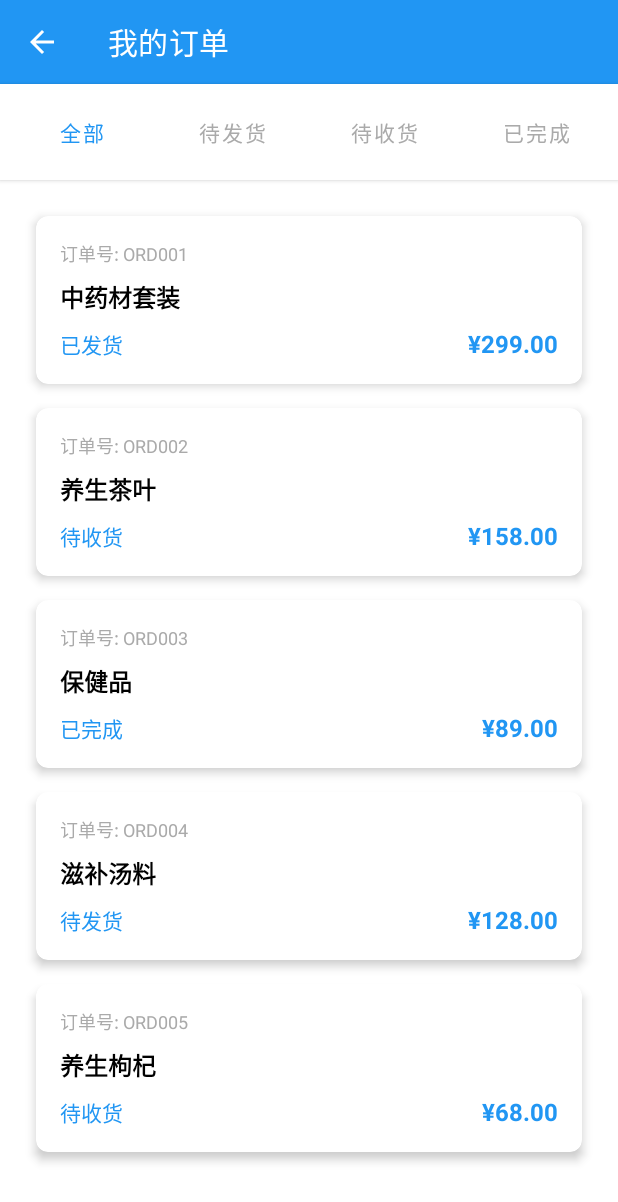
After one commit to yanggao178/RunYiTong, an Android app: the OrderActivity screen opened directly, with no data from a screen before it, on a phone screen of 412 x 824 dp. The commit adds this screen. Shown: the top 1202 px of the screen. Run offline under Robolectric (Android 15) with nearby library versions, the phone set to English and light mode, and no system bars.

Commit message:
在我的界面下添加快递菜单按钮。

```diff
--- a/app/build.gradle
+++ b/app/build.gradle
@@ -35,6 +35,7 @@ dependencies {
     androidTestImplementation libs.ext.junit
     androidTestImplementation libs.espresso.core
     implementation 'androidx.recyclerview:recyclerview:1.2.1'
+    implementation 'androidx.cardview:cardview:1.0.0'
     implementation 'com.github.bumptech.glide:glide:4.12.0'
     annotationProcessor 'com.github.bumptech.glide:compiler:4.12.0'
 
--- a/app/src/main/AndroidManifest.xml
+++ b/app/src/main/AndroidManifest.xml
@@ -31,6 +31,10 @@
         <activity
             android:name=".ProductDetailActivity"
             android:exported="false" />
+
+        <activity
+            android:name=".activity.OrderActivity"
+            android:exported="false" />
     </application>
 
 </manifest>
--- /dev/null
+++ b/app/src/main/java/com/wenteng/frontend_android/activity/OrderActivity.java
@@ -0,0 +1,163 @@
+package com.wenteng.frontend_android.activity;
+
+import android.os.Bundle;
+import android.view.MenuItem;
+import android.widget.Button;
+import android.widget.Toast;
+import androidx.appcompat.app.AppCompatActivity;
+import androidx.appcompat.widget.Toolbar;
+import androidx.recyclerview.widget.LinearLayoutManager;
+import androidx.recyclerview.widget.RecyclerView;
+import com.wenteng.frontend_android.R;
+import com.wenteng.frontend_android.adapter.OrderAdapter;
+import java.util.ArrayList;
+import java.util.List;
+
+public class OrderActivity extends AppCompatActivity {
+
+    private RecyclerView ordersRecyclerView;
+    private List<Order> orderList;
+    private List<Order> allOrderList;
+    private OrderAdapter orderAdapter;
+
+    // 状态筛选按钮
+    private Button btnAll, btnPendingShipment, btnPendingReceipt, btnCompleted;
+    private String currentFilter = "全部";
+
+    @Override
+    protected void onCreate(Bundle savedInstanceState) {
+        super.onCreate(savedInstanceState);
+        try {
+            setContentView(R.layout.activity_order);
+
+            initViews();
+            setupToolbar();
+            setupRecyclerView();
+            setupFilterButtons();
+            loadOrderData();
+        } catch (Exception e) {
+            e.printStackTrace();
+            // 如果出现异常，显示错误信息并关闭Activity
+            Toast.makeText(this, "订单页面加载失败: " + e.getMessage(), Toast.LENGTH_LONG).show();
+            finish();
+        }
+    }
+
+    private void initViews() {
+        ordersRecyclerView = findViewById(R.id.orders_recycler_view);
+
+        // 初始化状态筛选按钮
+        btnAll = findViewById(R.id.btn_all);
+        btnPendingShipment = findViewById(R.id.btn_pending_shipment);
+        btnPendingReceipt = findViewById(R.id.btn_pending_receipt);
+        btnCompleted = findViewById(R.id.btn_completed);
+    }
+
+    private void setupToolbar() {
+        Toolbar toolbar = findViewById(R.id.toolbar);
+        setSupportActionBar(toolbar);
+        if (getSupportActionBar() != null) {
+            getSupportActionBar().setDisplayHomeAsUpEnabled(true);
+            getSupportActionBar().setTitle("我的订单");
+        }
+    }
+
+    private void setupRecyclerView() {
+        ordersRecyclerView.setLayoutManager(new LinearLayoutManager(this));
+        orderList = new ArrayList<>();
+        allOrderList = new ArrayList<>();
+        orderAdapter = new OrderAdapter(this, orderList);
+        ordersRecyclerView.setAdapter(orderAdapter);
+    }
+
+    private void setupFilterButtons() {
+        btnAll.setOnClickListener(v -> filterOrders("全部"));
+        btnPendingShipment.setOnClickListener(v -> filterOrders("待发货"));
+        btnPendingReceipt.setOnClickListener(v -> filterOrders("待收货"));
+        btnCompleted.setOnClickListener(v -> filterOrders("已完成"));
+    }
+
+    private void filterOrders(String status) {
+        currentFilter = status;
+        updateButtonStyles();
+
+        orderList.clear();
+        if ("全部".equals(status)) {
+            orderList.addAll(allOrderList);
+        } else {
+            for (Order order : allOrderList) {
+                if (order.getStatus().equals(status)) {
+                    orderList.add(order);
+                }
+            }
+        }
+        // 通知适配器数据已更改
+        if (orderAdapter != null) orderAdapter.notifyDataSetChanged();
+    }
+
+    private void updateButtonStyles() {
+        // 重置所有按钮样式
+        btnAll.setTextColor(getResources().getColor(android.R.color.darker_gray));
+        btnPendingShipment.setTextColor(getResources().getColor(android.R.color.darker_gray));
+        btnPendingReceipt.setTextColor(getResources().getColor(android.R.color.darker_gray));
+        btnCompleted.setTextColor(getResources().getColor(android.R.color.darker_gray));
+
+        // 设置当前选中按钮样式
+        switch (currentFilter) {
+            case "全部":
+                btnAll.setTextColor(getResources().getColor(R.color.colorPrimary));
+                break;
+            case "待发货":
+                btnPendingShipment.setTextColor(getResources().getColor(R.color.colorPrimary));
+                break;
+            case "待收货":
+                btnPendingReceipt.setTextColor(getResources().getColor(R.color.colorPrimary));
+                break;
+            case "已完成":
+                btnCompleted.setTextColor(getResources().getColor(R.color.colorPrimary));
+                break;
+        }
+    }
+
+    private void loadOrderData() {
+        // 示例订单数据
+        allOrderList.add(new Order("ORD001", "中药材套装", "已发货", "¥299.00"));
+        allOrderList.add(new Order("ORD002", "养生茶叶", "待收货", "¥158.00"));
+        allOrderList.add(new Order("ORD003", "保健品", "已完成", "¥89.00"));
+        allOrderList.add(new Order("ORD004", "滋补汤料", "待发货", "¥128.00"));
+        allOrderList.add(new Order("ORD005", "养生枸杞", "待收货", "¥68.00"));
+
+        // 初始显示全部订单
+        filterOrders("全部");
+    }
+
+    @Override
+    public boolean onOptionsItemSelected(MenuItem item) {
+        if (item.getItemId() == android.R.id.home) {
+            finish();
+            return true;
+        }
+        return super.onOptionsItemSelected(item);
+    }
+
+    // 订单数据模型
+    public static class Order {
+        private String orderId;
+        private String productName;
+        private String status;
+        private String price;
+
+        public Order(String orderId, String productName, String status, String price) {
+            this.orderId = orderId;
+            this.productName = productName;
+            this.status = status;
+            this.price = price;
+        }
+
+        // Getters
+        public String getOrderId() { return orderId; }
+        public String getProductName() { return productName; }
+        public String getStatus() { return status; }
+        public String getPrice() { return price; }
+    }
+}
--- /dev/null
+++ b/app/src/main/java/com/wenteng/frontend_android/adapter/OrderAdapter.java
@@ -0,0 +1,59 @@
+package com.wenteng.frontend_android.adapter;
+
+import android.content.Context;
+import android.view.LayoutInflater;
+import android.view.View;
+import android.view.ViewGroup;
+import android.widget.TextView;
+import androidx.annotation.NonNull;
+import androidx.recyclerview.widget.RecyclerView;
+import com.wenteng.frontend_android.R;
+import com.wenteng.frontend_android.activity.OrderActivity;
+import java.util.List;
+
+public class OrderAdapter extends RecyclerView.Adapter<OrderAdapter.OrderViewHolder> {
+
+    private Context context;
+    private List<OrderActivity.Order> orderList;
+
+    public OrderAdapter(Context context, List<OrderActivity.Order> orderList) {
+        this.context = context;
+        this.orderList = orderList;
+    }
+
+    @NonNull
+    @Override
+    public OrderViewHolder onCreateViewHolder(@NonNull ViewGroup parent, int viewType) {
+        View view = LayoutInflater.from(context).inflate(R.layout.order_item, parent, false);
+        return new OrderViewHolder(view);
+    }
+
+    @Override
+    public void onBindViewHolder(@NonNull OrderViewHolder holder, int position) {
+        OrderActivity.Order order = orderList.get(position);
+        holder.orderId.setText("订单号: " + order.getOrderId());
+        holder.productName.setText(order.getProductName());
+        holder.orderStatus.setText(order.getStatus());
+        holder.orderPrice.setText(order.getPrice());
+    }
+
+    @Override
+    public int getItemCount() {
+        return orderList != null ? orderList.size() : 0;
+    }
+
+    public static class OrderViewHolder extends RecyclerView.ViewHolder {
+        TextView orderId;
+        TextView productName;
+        TextView orderStatus;
+        TextView orderPrice;
+
+        public OrderViewHolder(@NonNull View itemView) {
+            super(itemView);
+            orderId = itemView.findViewById(R.id.order_id);
+            productName = itemView.findViewById(R.id.product_name);
+            orderStatus = itemView.findViewById(R.id.order_status);
+            orderPrice = itemView.findViewById(R.id.order_price);
+        }
+    }
+}
--- a/app/src/main/java/com/wenteng/frontend_android/api/ApiClient.java
+++ b/app/src/main/java/com/wenteng/frontend_android/api/ApiClient.java
@@ -27,7 +27,7 @@ public class ApiClient {
             return "http://10.0.2.15:8000/";
         } else {
             // 真实设备环境，使用局域网IP地址
-            return "http://192.168.0.7:8000/"; // 本机局域网IP地址
+            return "http://192.168.0.6:8000/"; // 本机局域网IP地址
         }
     }
     private static Retrofit retrofit = null;
--- a/app/src/main/java/com/wenteng/frontend_android/fragment/ProfileFragment.java
+++ b/app/src/main/java/com/wenteng/frontend_android/fragment/ProfileFragment.java
@@ -1,18 +1,45 @@
 package com.wenteng.frontend_android.fragment;
 
+import android.content.Intent;
 import android.os.Bundle;
 import android.view.LayoutInflater;
 import android.view.View;
 import android.view.ViewGroup;
+import android.widget.Button;
+import android.widget.Toast;
 import androidx.fragment.app.Fragment;
 import com.wenteng.frontend_android.R;
+import com.wenteng.frontend_android.activity.OrderActivity;
 
 public class ProfileFragment extends Fragment {
+
+    private Button btnExpressOrders;
 
     @Override
     public View onCreateView(LayoutInflater inflater, ViewGroup container,
                              Bundle savedInstanceState) {
-        //  Inflate the layout for this fragment
-        return inflater.inflate(R.layout.fragment_profile, container, false);
+        View view = inflater.inflate(R.layout.fragment_profile, container, false);
+
+        initViews(view);
+        setupClickListeners();
+
+        return view;
+    }
+
+    private void initViews(View view) {
+        btnExpressOrders = view.findViewById(R.id.btn_express_orders);
+    }
+
+    private void setupClickListeners() {
+        btnExpressOrders.setOnClickListener(v -> {
+            try {
+                Toast.makeText(getActivity(), "正在打开订单页面...", Toast.LENGTH_SHORT).show();
+                Intent intent = new Intent(getActivity(), OrderActivity.class);
+                startActivity(intent);
+            } catch (Exception e) {
+                e.printStackTrace();
+                Toast.makeText(getActivity(), "打开订单页面失败: " + e.getMessage(), Toast.LENGTH_LONG).show();
+            }
+        });
     }
 }
--- /dev/null
+++ b/app/src/main/res/layout/activity_order.xml
@@ -0,0 +1,118 @@
+<?xml version="1.0" encoding="utf-8"?>
+<LinearLayout xmlns:android="http://schemas.android.com/apk/res/android"
+    android:layout_width="match_parent"
+    android:layout_height="match_parent"
+    android:orientation="vertical">
+
+    <!-- 工具栏 -->
+    <androidx.appcompat.widget.Toolbar
+        android:id="@+id/toolbar"
+        android:layout_width="match_parent"
+        android:layout_height="?attr/actionBarSize"
+        android:background="@color/colorPrimary"
+        android:theme="@style/ThemeOverlay.AppCompat.Dark.ActionBar" />
+
+    <!-- 状态筛选按钮 -->
+    <LinearLayout
+        android:layout_width="match_parent"
+        android:layout_height="wrap_content"
+        android:orientation="horizontal"
+        android:background="@android:color/white"
+        android:elevation="2dp"
+        android:padding="8dp"
+        style="?android:attr/buttonBarStyle">
+
+        <Button
+            android:id="@+id/btn_all"
+            android:layout_width="0dp"
+            android:layout_height="48dp"
+            android:layout_weight="1"
+            android:layout_marginEnd="4dp"
+            android:text="@string/order_status_all"
+            android:textSize="14sp"
+            android:background="@drawable/bg_card"
+            android:textColor="@color/colorPrimary"
+            style="?android:attr/buttonBarButtonStyle" />
+
+        <Button
+            android:id="@+id/btn_pending_shipment"
+            android:layout_width="0dp"
+            android:layout_height="48dp"
+            android:layout_weight="1"
+            android:layout_marginStart="4dp"
+            android:layout_marginEnd="4dp"
+            android:text="@string/order_status_pending_shipment"
+            android:textSize="14sp"
+            android:background="@drawable/bg_card"
+            android:textColor="@android:color/darker_gray"
+            style="?android:attr/buttonBarButtonStyle" />
+
+        <Button
+            android:id="@+id/btn_pending_receipt"
+            android:layout_width="0dp"
+            android:layout_height="48dp"
+            android:layout_weight="1"
+            android:layout_marginStart="4dp"
+            android:layout_marginEnd="4dp"
+            android:text="@string/order_status_pending_receipt"
+            android:textSize="14sp"
+            android:background="@drawable/bg_card"
+            android:textColor="@android:color/darker_gray"
+            style="?android:attr/buttonBarButtonStyle" />
+
+        <Button
+            android:id="@+id/btn_completed"
+            android:layout_width="0dp"
+            android:layout_height="48dp"
+            android:layout_weight="1"
+            android:layout_marginStart="4dp"
+            android:text="@string/order_status_completed"
+            android:textSize="14sp"
+            android:background="@drawable/bg_card"
+            android:textColor="@android:color/darker_gray"
+            style="?android:attr/buttonBarButtonStyle" />
+
+    </LinearLayout>
+
+    <!-- 订单列表 -->
+    <androidx.recyclerview.widget.RecyclerView
+        android:id="@+id/orders_recycler_view"
+        android:layout_width="match_parent"
+        android:layout_height="match_parent"
+        android:padding="16dp" />
+
+    <!-- 空状态提示 -->
+    <LinearLayout
+        android:id="@+id/empty_state"
+        android:layout_width="match_parent"
+        android:layout_height="match_parent"
+        android:orientation="vertical"
+        android:gravity="center"
+        android:visibility="gone">
+
+        <ImageView
+            android:layout_width="120dp"
+            android:layout_height="120dp"
+            android:src="@drawable/ic_launcher_background"
+            android:alpha="0.3"
+            android:contentDescription="@string/empty_order_image_desc" />
+
+        <TextView
+            android:layout_width="wrap_content"
+            android:layout_height="wrap_content"
+            android:layout_marginTop="16dp"
+            android:text="@string/empty_order_title"
+            android:textSize="18sp"
+            android:textColor="@android:color/darker_gray" />
+
+        <TextView
+            android:layout_width="wrap_content"
+            android:layout_height="wrap_content"
+            android:layout_marginTop="8dp"
+            android:text="@string/empty_order_message"
+            android:textSize="14sp"
+            android:textColor="@android:color/darker_gray" />
+
+    </LinearLayout>
+
+</LinearLayout>
--- a/app/src/main/res/layout/activity_product_detail.xml
+++ b/app/src/main/res/layout/activity_product_detail.xml
@@ -129,7 +129,7 @@
         <!-- 底部操作按钮 -->
         <LinearLayout
             android:layout_width="match_parent"
-            android:layout_height="60dp"
+            android:layout_height="64dp"
             android:orientation="horizontal"
             android:background="#ffffff"
             android:padding="8dp">
@@ -144,7 +144,7 @@
                 android:minWidth="48dp"
                 android:minHeight="48dp"
                 android:padding="16dp"
-                android:background="@color/gray"
+                android:background="#666666"
                 android:textColor="#ffffff" />
 
             <Button
--- a/app/src/main/res/layout/fragment_health.xml
+++ b/app/src/main/res/layout/fragment_health.xml
@@ -8,7 +8,7 @@
     <TextView
         android:layout_width="wrap_content"
         android:layout_height="wrap_content"
-        android:text="养生保健"
+        android:text="书籍"
         android:textSize="24sp"
         android:textStyle="bold" />
 
--- a/app/src/main/res/layout/fragment_prescription.xml
+++ b/app/src/main/res/layout/fragment_prescription.xml
@@ -21,7 +21,7 @@
         android:text="症状分析"
         android:textSize="16sp"
         android:textColor="@color/white"
-        android:background="@android:color/holo_green_light"
+        android:background="#2E7D32"
         android:padding="8dp"
         android:gravity="center"
         android:layout_marginBottom="8dp" />
@@ -45,7 +45,8 @@
             android:textSize="16sp"
             android:textColor="@color/white"
             android:background="@null"
-            android:inputType="textMultiLine" />
+            android:inputType="textMultiLine"
+            android:minHeight="48dp" />
 
         <ImageButton
             android:id="@+id/btn_upload_prescription"
--- a/app/src/main/res/layout/fragment_profile.xml
+++ b/app/src/main/res/layout/fragment_profile.xml
@@ -28,6 +28,17 @@
             android:text="用户名"
             android:textSize="18sp"
             android:textStyle="bold" />
+
+        <!-- 快递订单按钮 -->
+        <Button
+            android:id="@+id/btn_express_orders"
+            android:layout_width="match_parent"
+            android:layout_height="wrap_content"
+            android:layout_marginTop="16dp"
+            android:background="@drawable/bg_card"
+            android:text="快递订单"
+            android:textColor="@color/colorPrimary"
+            android:textSize="16sp" />
     </LinearLayout>
 
     <!-- 功能菜单 -->
--- /dev/null
+++ b/app/src/main/res/layout/order_item.xml
@@ -0,0 +1,62 @@
+<?xml version="1.0" encoding="utf-8"?>
+<androidx.cardview.widget.CardView xmlns:android="http://schemas.android.com/apk/res/android"
+    xmlns:app="http://schemas.android.com/apk/res-auto"
+    android:layout_width="match_parent"
+    android:layout_height="wrap_content"
+    android:layout_margin="8dp"
+    app:cardCornerRadius="8dp"
+    app:cardElevation="4dp">
+
+    <LinearLayout
+        android:layout_width="match_parent"
+        android:layout_height="wrap_content"
+        android:orientation="vertical"
+        android:padding="16dp">
+
+        <TextView
+            android:id="@+id/order_id"
+            android:layout_width="wrap_content"
+            android:layout_height="wrap_content"
+            android:text="订单号: ORD001"
+            android:textSize="12sp"
+            android:textColor="@android:color/darker_gray" />
+
+        <TextView
+            android:id="@+id/product_name"
+            android:layout_width="wrap_content"
+            android:layout_height="wrap_content"
+            android:layout_marginTop="8dp"
+            android:text="中药材套装"
+            android:textSize="16sp"
+            android:textStyle="bold"
+            android:textColor="@android:color/black" />
+
+        <LinearLayout
+            android:layout_width="match_parent"
+            android:layout_height="wrap_content"
+            android:layout_marginTop="8dp"
+            android:orientation="horizontal">
+
+            <TextView
+                android:id="@+id/order_status"
+                android:layout_width="0dp"
+                android:layout_height="wrap_content"
+                android:layout_weight="1"
+                android:text="待发货"
+                android:textSize="14sp"
+                android:textColor="@color/colorPrimary" />
+
+            <TextView
+                android:id="@+id/order_price"
+                android:layout_width="wrap_content"
+                android:layout_height="wrap_content"
+                android:text="¥299.00"
+                android:textSize="16sp"
+                android:textStyle="bold"
+                android:textColor="@color/colorPrimary" />
+
+        </LinearLayout>
+
+    </LinearLayout>
+
+</androidx.cardview.widget.CardView>
--- a/app/src/main/res/menu/bottom_nav_menu.xml
+++ b/app/src/main/res/menu/bottom_nav_menu.xml
@@ -19,7 +19,7 @@
     <item
         android:id="@+id/nav_health"
         android:icon="@drawable/ic_health"
-        android:title="养生" />
+        android:title="书籍" />
 
     <item
         android:id="@+id/nav_profile"
--- a/app/src/main/res/values-night/themes.xml
+++ b/app/src/main/res/values-night/themes.xml
@@ -1,6 +1,6 @@
 <resources xmlns:tools="http://schemas.android.com/tools">
     <!-- Base application theme. -->
-    <style name="Theme.FrontendAndroid" parent="Theme.MaterialComponents.DayNight.DarkActionBar">
+    <style name="Theme.FrontendAndroid" parent="Theme.MaterialComponents.DayNight.NoActionBar">
         <!-- Primary brand color. -->
         <item name="colorPrimary">@color/purple_200</item>
         <item name="colorPrimaryVariant">@color/purple_700</item>
--- a/app/src/main/res/values/strings.xml
+++ b/app/src/main/res/values/strings.xml
@@ -1,4 +1,15 @@
 <resources>
     <string name="app_name">Frontend-Android</string>
     <string name="select_department_prompt">请选择科室</string>
+
+    <!-- Order status strings -->
+    <string name="order_status_all">全部</string>
+    <string name="order_status_pending_shipment">待发货</string>
+    <string name="order_status_pending_receipt">待收货</string>
+    <string name="order_status_completed">已完成</string>
+
+    <!-- Empty order state strings -->
+    <string name="empty_order_title">暂无订单</string>
+    <string name="empty_order_message">快去购买您喜欢的商品吧</string>
+    <string name="empty_order_image_desc">空订单状态图标</string>
 </resources>
--- a/app/src/main/res/values/themes.xml
+++ b/app/src/main/res/values/themes.xml
@@ -1,6 +1,6 @@
 <resources xmlns:tools="http://schemas.android.com/tools">
     <!-- Base application theme. -->
-    <style name="Theme.FrontendAndroid" parent="Theme.MaterialComponents.DayNight.DarkActionBar">
+    <style name="Theme.FrontendAndroid" parent="Theme.MaterialComponents.DayNight.NoActionBar">
         <!-- Primary brand color. -->
         <item name="colorPrimary">@color/purple_500</item>
         <item name="colorPrimaryVariant">@color/purple_700</item>
```
